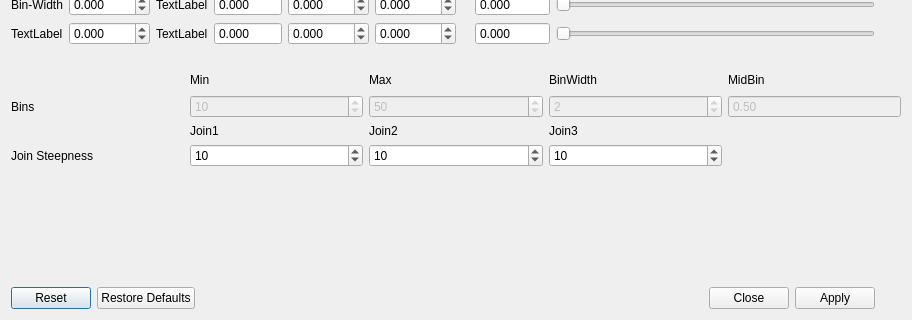
Qt form src/equationdialog.ui (nmfs-ost/ss3-ssi) before a commit; both pictures show x 0 to 912 and y 241 to 561 of the 912 by 561 pixel window.
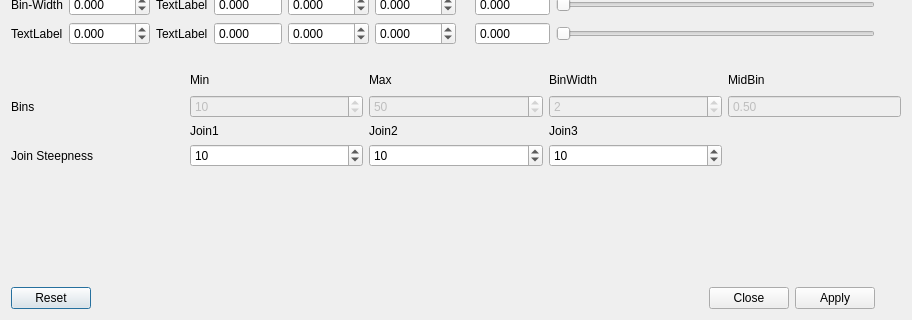
The same form after that commit.

Commit message: v3.30.12.04 Windows build 1. Removed confusing button from graph dialog. 2. No longer changes equation parameters if incorrect pattern.

```diff
--- a/src/equationdialog.ui
+++ b/src/equationdialog.ui
@@ -1014,7 +1014,7 @@
       <enum>Qt::Horizontal</enum>
      </property>
      <property name="standardButtons">
-      <set>QDialogButtonBox::Apply|QDialogButtonBox::Close|QDialogButtonBox::Reset|QDialogButtonBox::RestoreDefaults</set>
+      <set>QDialogButtonBox::Apply|QDialogButtonBox::Close|QDialogButtonBox::Reset</set>
      </property>
      <property name="centerButtons">
       <bool>false</bool>
```
The commit also changes 6 other files.
